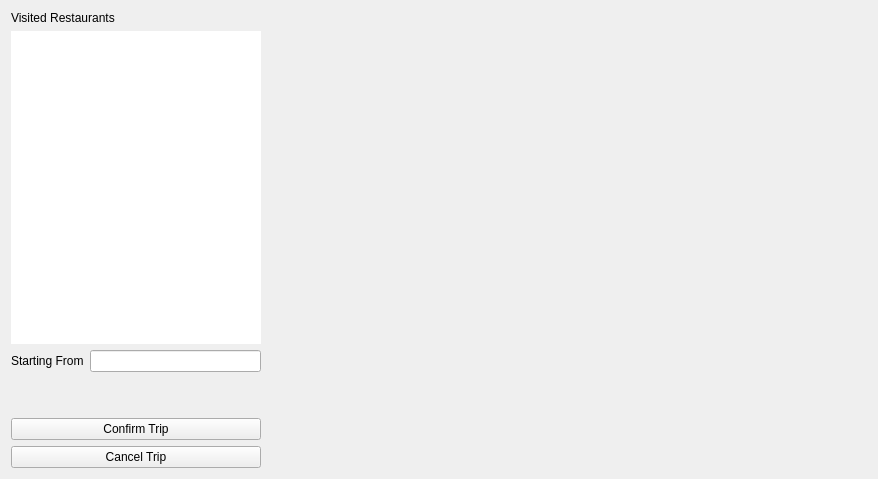
Qt form restaurantwidget.ui (jwannamaker/CS1D_FastFoodProject) before a commit.
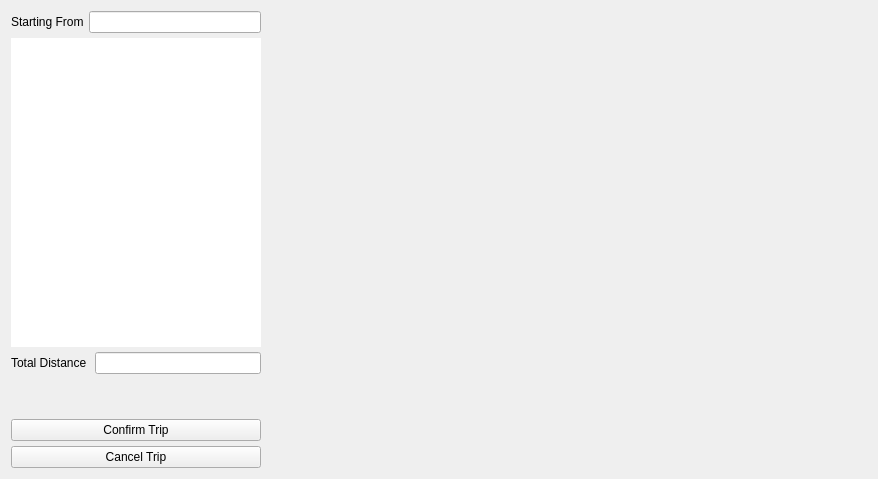
The same form after that commit.

Diff of the .ui file:
```diff
--- a/restaurantwidget.ui
+++ b/restaurantwidget.ui
@@ -6,7 +6,7 @@
    <rect>
     <x>0</x>
     <y>0</y>
-    <width>828</width>
+    <width>873</width>
     <height>479</height>
    </rect>
   </property>
@@ -14,16 +14,28 @@
    <string>Form</string>
   </property>
   <layout class="QGridLayout" name="gridLayout">
-   <item row="0" column="0" rowspan="2" colspan="2">
-    <layout class="QVBoxLayout" name="verticalLayout_2">
-     <item>
+   <item row="0" column="0">
       <layout class="QVBoxLayout" name="verticalLayout">
+     <property name="spacing">
+      <number>5</number>
+     </property>
        <item>
-        <widget class="QLabel" name="label">
+      <layout class="QHBoxLayout" name="horizontalLayout">
+       <item>
+        <widget class="QLabel" name="label_2">
          <property name="text">
-          <string>Visited Restaurants</string>
+          <string>Starting From</string>
          </property>
         </widget>
+       </item>
+       <item>
+        <widget class="QLineEdit" name="initialLocationLineEdit">
+         <property name="readOnly">
+          <bool>true</bool>
+         </property>
+        </widget>
+       </item>
+      </layout>
        </item>
        <item>
         <widget class="QTableWidget" name="tableWidget_tripRestaurants">
@@ -65,19 +77,20 @@
          </attribute>
         </widget>
        </item>
-      </layout>
-     </item>
      <item>
-      <layout class="QHBoxLayout" name="horizontalLayout">
+      <layout class="QHBoxLayout" name="horizontalLayout_2">
        <item>
-        <widget class="QLabel" name="label_2">
+        <widget class="QLabel" name="label_3">
          <property name="text">
-          <string>Starting From</string>
+          <string>Total Distance </string>
          </property>
         </widget>
        </item>
        <item>
-        <widget class="QLineEdit" name="initialLocationLineEdit">
+        <widget class="QLineEdit" name="totalDistanceLineEdit">
+         <property name="alignment">
+          <set>Qt::AlignRight|Qt::AlignTrailing|Qt::AlignVCenter</set>
+         </property>
          <property name="readOnly">
           <bool>true</bool>
          </property>
@@ -117,7 +130,7 @@
      </item>
     </layout>
    </item>
-   <item row="0" column="2">
+   <item row="0" column="1">
     <widget class="QScrollArea" name="scrollArea_restaurants">
      <property name="sizePolicy">
       <sizepolicy hsizetype="Fixed" vsizetype="Expanding">
```
Lines whose indentation alone changed are shown as unchanged.
